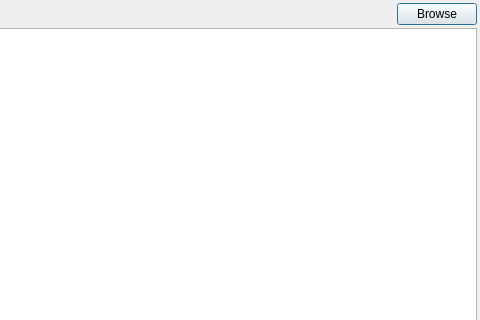
Qt form src/GSvar/ExternalToolDialog.ui (imgag/ngs-bits) before a commit; both pictures show x 142 to 622 and y 0 to 320 of the 622 by 434 pixel window.
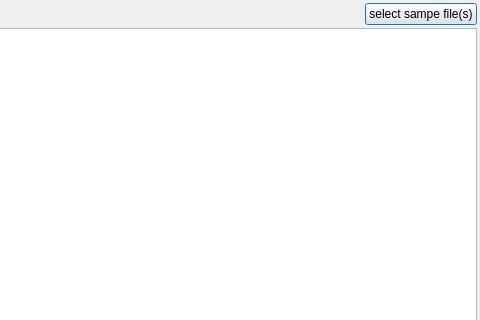
The same form after that commit.

What changed in the file:
```diff
--- a/src/GSvar/ExternalToolDialog.ui
+++ b/src/GSvar/ExternalToolDialog.ui
@@ -57,7 +57,7 @@
      <item>
       <widget class="QPushButton" name="browse">
        <property name="text">
-        <string>Browse</string>
+        <string>select sampe file(s)</string>
        </property>
       </widget>
      </item>
```
